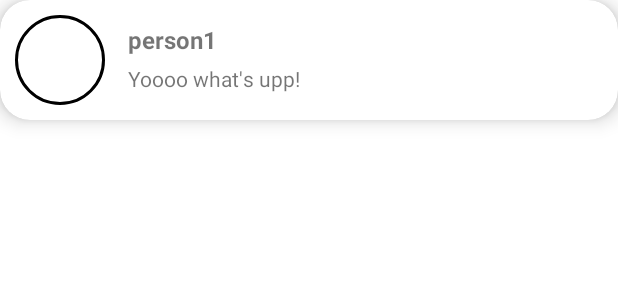
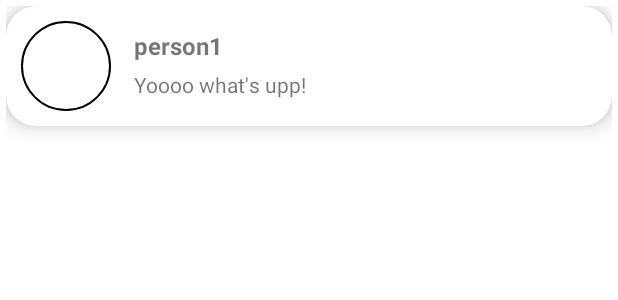
Before and after one commit to startUPPER0/startUPPER-App, an Android app: the layout item_chat.xml on its own in the app's theme, with its tools: preview values and no code run, on a phone screen of 412 x 824 dp. Shown: the top 300 px of the screen. Run offline under Robolectric (Android 15) with nearby library versions, the phone set to English and light mode, and no system bars.

Commit message:
add adapter for chats page

```diff
--- a/startUpper/app/src/main/res/layout/item_chat.xml
+++ b/startUpper/app/src/main/res/layout/item_chat.xml
@@ -1,8 +1,13 @@
 <?xml version="1.0" encoding="utf-8"?>
+<FrameLayout
+    xmlns:android="http://schemas.android.com/apk/res/android"
+    xmlns:app="http://schemas.android.com/apk/res-auto"
+    android:layout_height="match_parent"
+    android:layout_width="match_parent"
+    android:padding="4dp">
 
     <androidx.cardview.widget.CardView
-    xmlns:android="http://schemas.android.com/apk/res/android"
-        xmlns:app="http://schemas.android.com/apk/res-auto"
+
         android:layout_width="match_parent"
         android:layout_height="wrap_content"
         app:cardCornerRadius="20dp"
@@ -19,7 +24,7 @@
                 android:layout_height="60dp"
                 android:src="@color/white"
                 app:civ_border_color="@color/black"
-                app:civ_border_width="2dp"
+                app:civ_border_width="1dp"
                 app:layout_constraintStart_toStartOf="parent"
                 app:layout_constraintTop_toTopOf="parent" />
 
@@ -51,3 +56,4 @@
 
         </androidx.constraintlayout.widget.ConstraintLayout>
     </androidx.cardview.widget.CardView>
+</FrameLayout>
```
Also changed, not shown: startUpper/app/src/main/java/com/example/startupper/adapter/chatsRecyclerAdapter.kt (added, +40 -0 lines).
